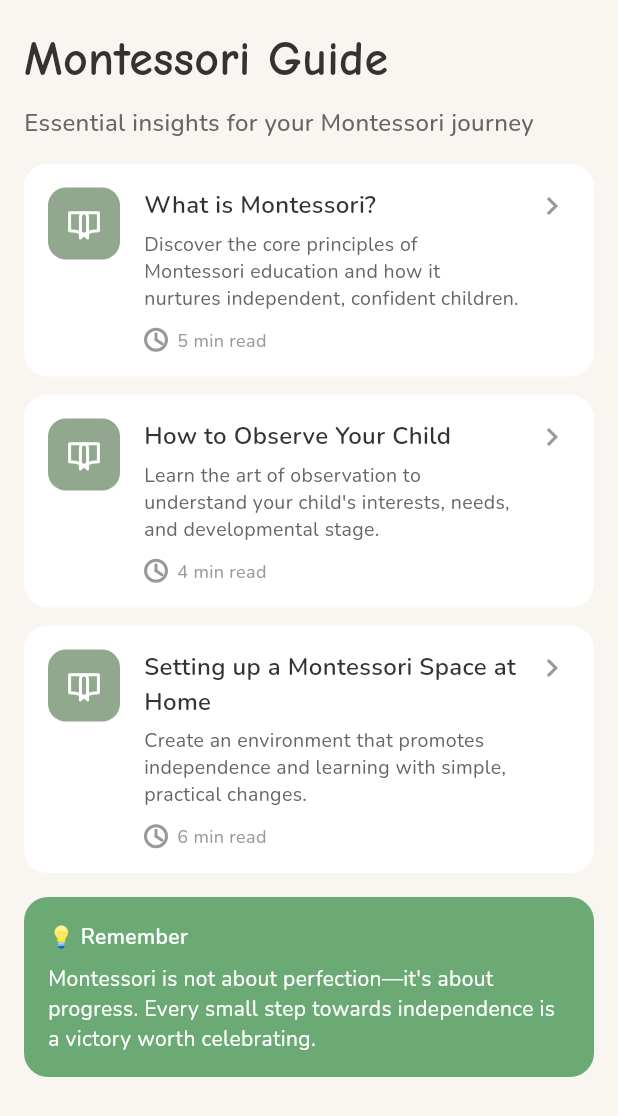
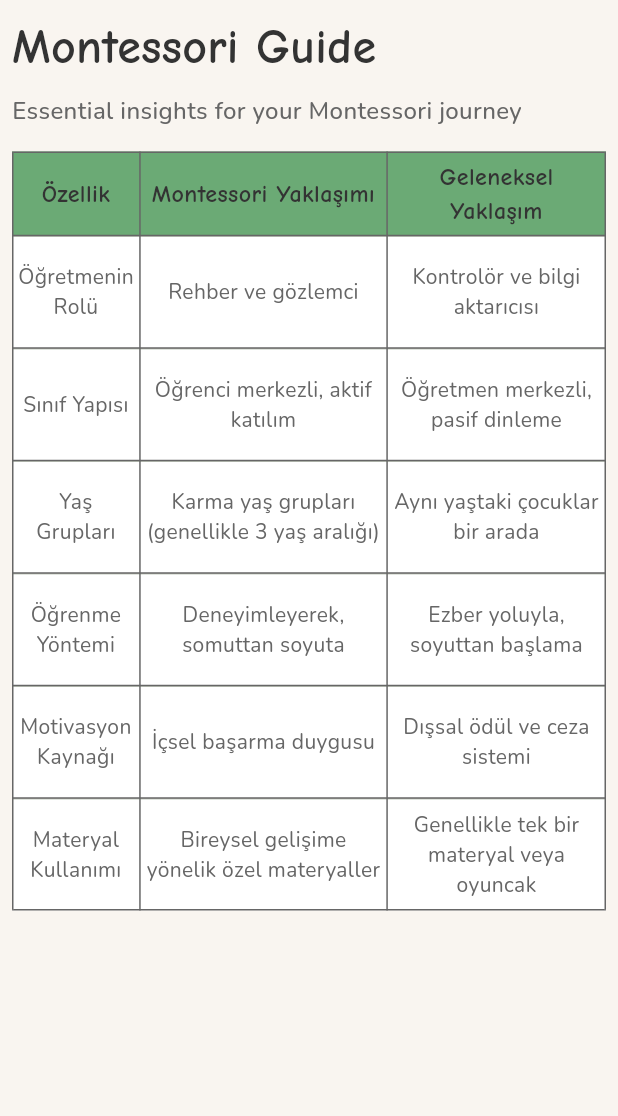
Before and after one commit to mustafayildiz12/play_monti, a Flutter app: the GuidePage screen opened directly, on a phone screen of 412 x 824 dp. Shown: the top 1116 px of the screen. Run offline on Flutter 3.47's test engine with Material 3 defaults, Android fonts, the phone set to English and light mode, and no system bars; our stand-ins replace file_picker, firebase_auth, firebase_core, firebase_database, get, get_storage and 5 more; missing offline and left inert: excel; accounts and stored records are empty.

Commit message:
add guide table

```diff
--- a/lib/screens/Guide/guide_screen.dart
+++ b/lib/screens/Guide/guide_screen.dart
@@ -49,7 +49,134 @@
   Widget build(BuildContext context) {
     return Scaffold(
       body: SafeArea(
-        child: CustomScrollView(
+        child: Padding(
+          padding: const EdgeInsets.all(8),
+          child: Column(
+            crossAxisAlignment: CrossAxisAlignment.start,
+            children: [
+              Text(
+                "montessoriGuide".tr,
+                style: Theme.of(context).textTheme.titleMedium?.copyWith(
+                      color: AppColors.kTitleBlackTextColor,
+                      fontSize: 32,
+                      fontWeight: FontWeight.bold,
+                    ),
+              ),
+              const SizedBox(height: 6),
+              Text(
+                "essentialInsights".tr,
+                style: const TextStyle(
+                  color: AppColors.kSubtitleTextColor,
+                  fontSize: 16,
+                  fontWeight: FontWeight.w500,
+                ),
+              ),
+              const SizedBox(height: 16),
+              Expanded(
+                child: SingleChildScrollView(
+                  child: DataTable(
+                    dataTextStyle: const TextStyle(
+                        fontSize: 14, color: AppColors.kSubtitleTextColor),
+                    headingTextStyle: const TextStyle(
+                        fontSize: 16,
+                        color: AppColors.kTitleBlackTextColor,
+                        fontWeight: FontWeight.w700,
+                        fontFamily: "ComicNeue"),
+                    dataRowMinHeight: 60,
+                    dataRowMaxHeight: 75,
+                    dataRowColor: const WidgetStatePropertyAll(Colors.white),
+                    headingRowColor:
+                        WidgetStateProperty.all(AppColors.kDarkGreenColor),
+                    border:
+                        TableBorder.all(color: AppColors.kSubtitleTextColor),
+                    columnSpacing: 0,
+                    horizontalMargin: 0,
+                    columns: [
+                      DataColumn(
+                          label: Expanded(
+                        child: customTableText(
+                          "Özellik",
+                        ),
+                      )),
+                      DataColumn(
+                          label: Expanded(
+                              child: customTableText("Montessori Yaklaşımı"))),
+                      DataColumn(
+                        label: Expanded(
+                          child: customTableText("Geleneksel Yaklaşım"),
+                        ),
+                      ),
+                    ],
+                    rows: [
+                      DataRow(cells: [
+                        DataCell(customTableText("Öğretmenin Rolü")),
+                        DataCell(customTableText(
+                          "Rehber ve gözlemci",
+                        )),
+                        DataCell(customTableText(
+                          "Kontrolör ve bilgi aktarıcısı",
+                        )),
+                      ]),
+                      DataRow(cells: [
+                        DataCell(customTableText("Sınıf Yapısı")),
+                        DataCell(
+                            customTableText("Öğrenci merkezli, aktif katılım")),
+                        DataCell(customTableText(
+                            "Öğretmen merkezli, pasif dinleme")),
+                      ]),
+                      DataRow(cells: [
+                        DataCell(customTableText("Yaş Grupları")),
+                        DataCell(customTableText(
+                            "Karma yaş grupları (genellikle 3 yaş aralığı)")),
+                        DataCell(
+                            customTableText("Aynı yaştaki çocuklar bir arada")),
+                      ]),
+                      DataRow(cells: [
+                        DataCell(customTableText("Öğrenme Yöntemi")),
+                        DataCell(
+                            customTableText("Deneyimleyerek, somuttan soyuta")),
+                        DataCell(
+                            customTableText("Ezber yoluyla, soyuttan başlama")),
+                      ]),
+                      DataRow(cells: [
+                        DataCell(customTableText("Motivasyon Kaynağı")),
+                        DataCell(customTableText("İçsel başarma duygusu")),
+                        DataCell(
+                            customTableText("Dışsal ödül ve ceza sistemi")),
+                      ]),
+                      DataRow(cells: [
+                        DataCell(customTableText("Materyal Kullanımı")),
+                        DataCell(customTableText(
+                            "Bireysel gelişime yönelik özel materyaller")),
+                        DataCell(customTableText(
+                            "Genellikle tek bir materyal veya oyuncak")),
+                      ]),
+                    ],
+                  ),
+                ),
+              ),
+            ],
+          ),
+        ),
+      ),
+    );
+  }
+
+  Widget customTableText(String text) {
+    return Padding(
+      padding: const EdgeInsets.symmetric(horizontal: 4.0),
+      child: Center(
+        child: Text(
+          text,
+          softWrap: true,
+          textAlign: TextAlign.center, // text satır kırıldığında da ortalansın
+        ),
+      ),
+    );
+  }
+
+  CustomScrollView oldBody(BuildContext context) {
+    return CustomScrollView(
       slivers: [
         // Header
         SliverToBoxAdapter(
@@ -130,8 +257,6 @@
           ),
         ),
       ],
-        ),
-      ),
     );
   }
 }
```
Lines whose indentation alone changed are shown as unchanged.
